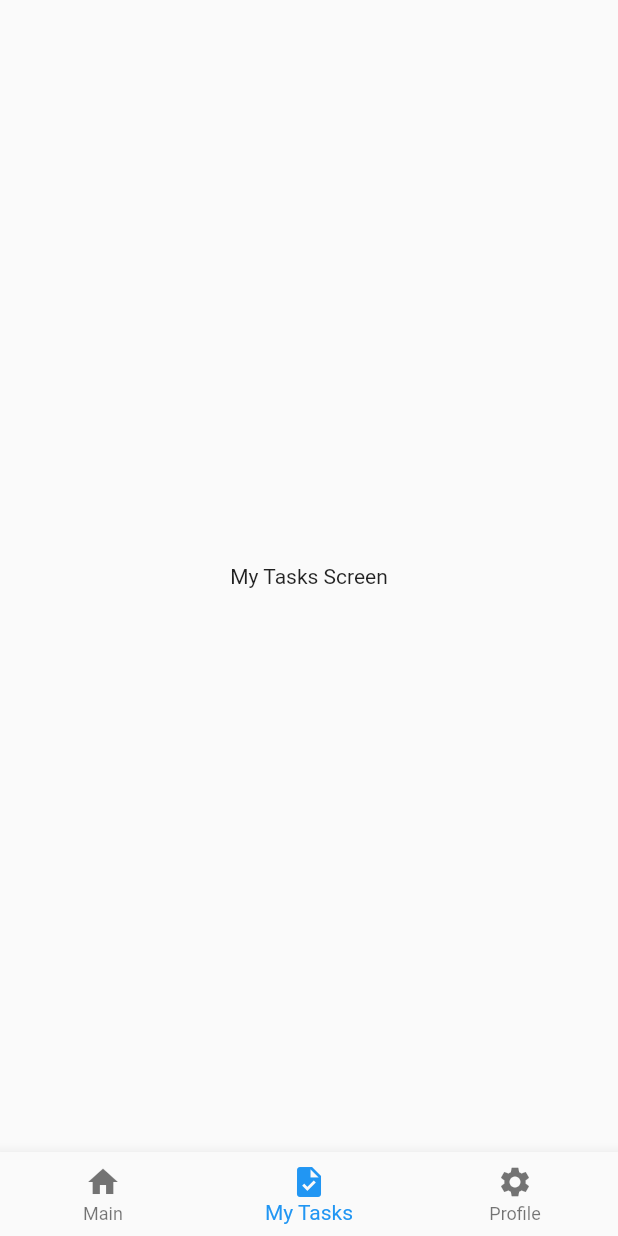
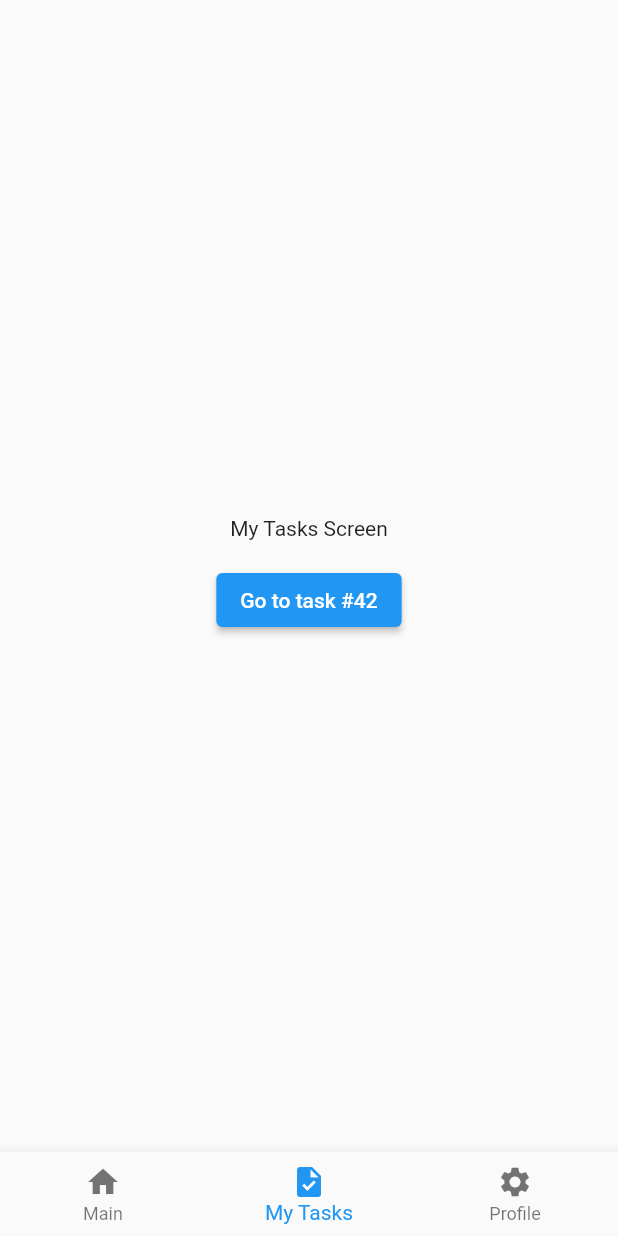
Before and after one commit to eugeniuRacila/flutter-auto-route, a Flutter app: the MyTasksScreen screen opened by its route, on a phone screen of 412 x 824 dp. Run offline on Flutter 3.47's test engine with Material 2 defaults, Android fonts, the phone set to English and light mode, and no system bars; our stand-ins replace auto_route, flutter_bloc.

```diff
--- a/lib/core/routes/routes.dart
+++ b/lib/core/routes/routes.dart
@@ -3,6 +3,7 @@ import 'package:auto_route/empty_router_widgets.dart';
 import 'package:bristoli/screens/home/home_screen.dart';
 import 'package:bristoli/screens/main/main_screen.dart';
 import 'package:bristoli/screens/my_tasks/my_tasks_screen.dart';
+import 'package:bristoli/screens/my_tasks/task_details/task_details_screen.dart';
 import 'package:bristoli/screens/profile/profile_screen.dart';
 
 @MaterialAutoRouter(
@@ -24,6 +25,7 @@ import 'package:bristoli/screens/profile/profile_screen.dart';
         path: 'my-tasks',
         children: [
           AutoRoute(page: MyTasksScreen, path: ''),
+          AutoRoute(page: TaskDetailsScreen, path: ':taskId'),
           RedirectRoute(path: '*', redirectTo: ''),
         ],
       ),
--- a/lib/screens/main/main_screen.dart
+++ b/lib/screens/main/main_screen.dart
@@ -16,6 +16,9 @@ class MainScreen extends StatelessWidget implements AutoRouteWrapper {
               mainAxisSize: MainAxisSize.min,
               children: [
                 Text("isLoading? ${state.isLoading}"),
+                const SizedBox(
+                  height: 16.0,
+                ),
                 ElevatedButton(
                   onPressed: () {
                     BlocProvider.of<MainCubit>(context)
--- a/lib/screens/my_tasks/my_tasks_screen.dart
+++ b/lib/screens/my_tasks/my_tasks_screen.dart
@@ -1,3 +1,5 @@
+import 'package:auto_route/auto_route.dart';
+import 'package:bristoli/core/routes/routes.gr.dart';
 import 'package:flutter/material.dart';
 
 class MyTasksScreen extends StatelessWidget {
@@ -5,10 +7,26 @@ class MyTasksScreen extends StatelessWidget {
 
   @override
   Widget build(BuildContext context) {
-    return const Scaffold(
+    return Scaffold(
       body: SafeArea(
         child: Center(
-          child: Text("My Tasks Screen"),
+          child: Column(
+            mainAxisSize: MainAxisSize.min,
+            children: [
+              const Text("My Tasks Screen"),
+              const SizedBox(
+                height: 16.0,
+              ),
+              ElevatedButton(
+                onPressed: () {
+                  AutoRouter.of(context).push(
+                    TaskDetailsRoute(taskId: 42),
+                  );
+                },
+                child: const Text("Go to task #42"),
+              ),
+            ],
+          ),
         ),
       ),
     );
```
Also changed, not shown: lib/screens/my_tasks/task_details/task_details_screen.dart (added, +22 -0 lines), lib/core/routes/routes.gr.dart.
